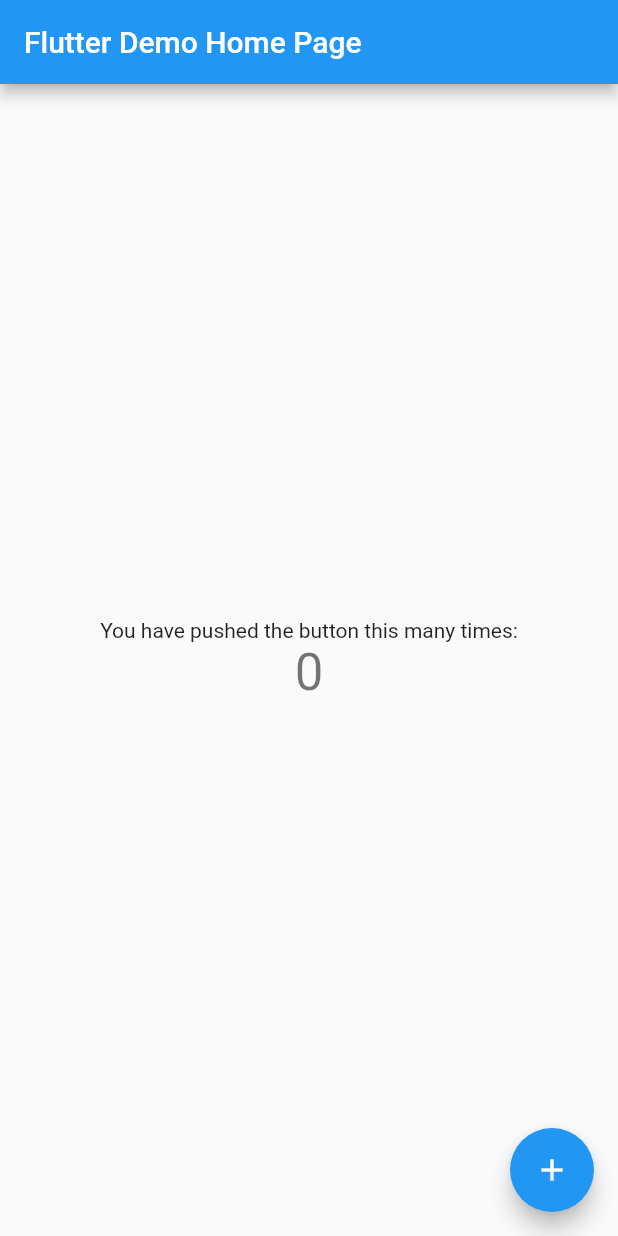
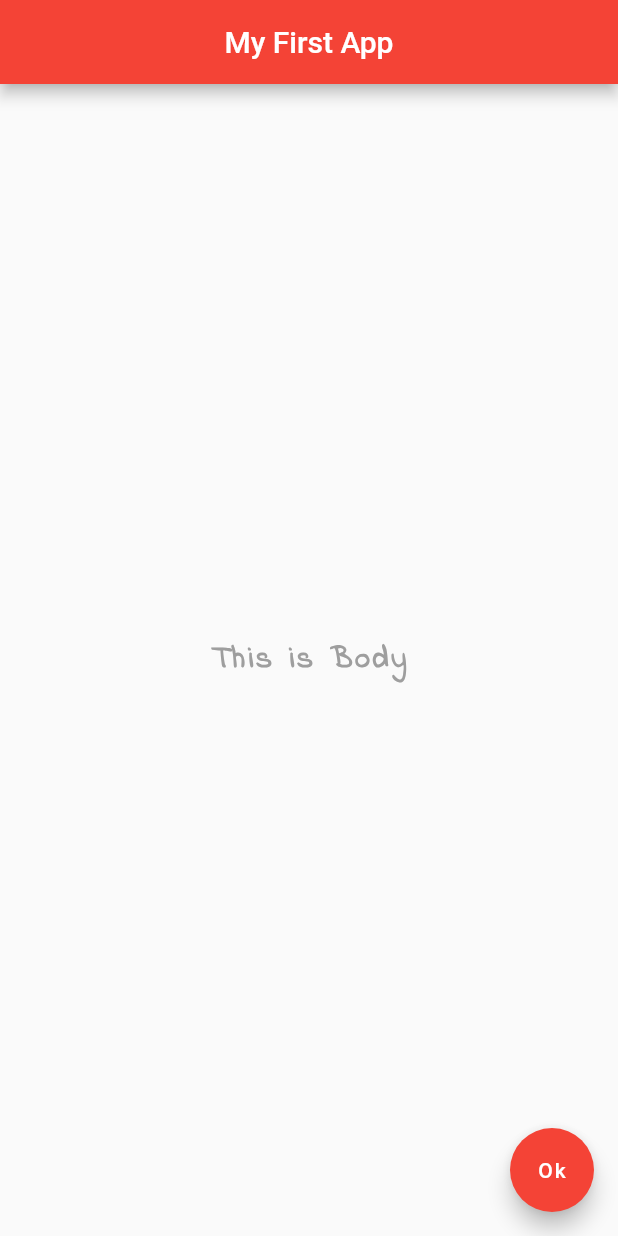
Before and after one commit to Monjur-Alam/Flutter-Beginner, a Flutter app: the screen it shows after launch, on a phone screen of 412 x 824 dp. Run offline on Flutter 3.47's test engine with Material 2 defaults, Android fonts, the phone set to English and light mode, and no system bars.

Commit message:
Colours & Fonts

```diff
--- a/lib/main.dart
+++ b/lib/main.dart
@@ -1,113 +1,29 @@
 import 'package:flutter/material.dart';
 
-void main() {
-  runApp(MyApp());
-}
-
-class MyApp extends StatelessWidget {
-  // This widget is the root of your application.
-  @override
-  Widget build(BuildContext context) {
-    return MaterialApp(
-      title: 'Flutter Demo',
-      theme: ThemeData(
-        // This is the theme of your application.
-        //
-        // Try running your application with "flutter run". You'll see the
-        // application has a blue toolbar. Then, without quitting the app, try
-        // changing the primarySwatch below to Colors.green and then invoke
-        // "hot reload" (press "r" in the console where you ran "flutter run",
-        // or simply save your changes to "hot reload" in a Flutter IDE).
-        // Notice that the counter didn't reset back to zero; the application
-        // is not restarted.
-        primarySwatch: Colors.blue,
-      ),
-      home: MyHomePage(title: 'Flutter Demo Home Page'),
-    );
-  }
-}
-
-class MyHomePage extends StatefulWidget {
-  MyHomePage({Key? key, required this.title}) : super(key: key);
-
-  // This widget is the home page of your application. It is stateful, meaning
-  // that it has a State object (defined below) that contains fields that affect
-  // how it looks.
-
-  // This class is the configuration for the state. It holds the values (in this
-  // case the title) provided by the parent (in this case the App widget) and
-  // used by the build method of the State. Fields in a Widget subclass are
-  // always marked "final".
-
-  final String title;
-
-  @override
-  _MyHomePageState createState() => _MyHomePageState();
-}
-
-class _MyHomePageState extends State<MyHomePage> {
-  int _counter = 0;
-
-  void _incrementCounter() {
-    setState(() {
-      // This call to setState tells the Flutter framework that something has
-      // changed in this State, which causes it to rerun the build method below
-      // so that the display can reflect the updated values. If we changed
-      // _counter without calling setState(), then the build method would not be
-      // called again, and so nothing would appear to happen.
-      _counter++;
-    });
-  }
-
-  @override
-  Widget build(BuildContext context) {
-    // This method is rerun every time setState is called, for instance as done
-    // by the _incrementCounter method above.
-    //
-    // The Flutter framework has been optimized to make rerunning build methods
-    // fast, so that you can just rebuild anything that needs updating rather
-    // than having to individually change instances of widgets.
-    return Scaffold(
-      appBar: AppBar(
-        // Here we take the value from the MyHomePage object that was created by
-        // the App.build method, and use it to set our appbar title.
-        title: Text(widget.title),
-      ),
-      body: Center(
-        // Center is a layout widget. It takes a single child and positions it
-        // in the middle of the parent.
-        child: Column(
-          // Column is also a layout widget. It takes a list of children and
-          // arranges them vertically. By default, it sizes itself to fit its
-          // children horizontally, and tries to be as tall as its parent.
-          //
-          // Invoke "debug painting" (press "p" in the console, choose the
-          // "Toggle Debug Paint" action from the Flutter Inspector in Android
-          // Studio, or the "Toggle Debug Paint" command in Visual Studio Code)
-          // to see the wireframe for each widget.
-          //
-          // Column has various properties to control how it sizes itself and
-          // how it positions its children. Here we use mainAxisAlignment to
-          // center the children vertically; the main axis here is the vertical
-          // axis because Columns are vertical (the cross axis would be
-          // horizontal).
-          mainAxisAlignment: MainAxisAlignment.center,
-          children: <Widget>[
-            Text(
-              'You have pushed the button this many times:',
-            ),
-            Text(
-              '$_counter',
-              style: Theme.of(context).textTheme.headline4,
-            ),
-          ],
+void main() => runApp(MaterialApp(
+      home: Scaffold(
+        appBar: AppBar(
+          title: Text(
+            'My First App'
+          ),
+          centerTitle: true,
+          backgroundColor: Colors.red[500],
+        ),
+        body: Center(
+          child: Text(
+            'This is Body',
+            style: TextStyle(
+              fontSize: 20.0,
+              fontWeight: FontWeight.bold,
+              letterSpacing: 2.0,
+              color: Colors.grey,
+              fontFamily: 'IndieFlower',
+            ),),
+        ),
+        floatingActionButton: FloatingActionButton(
+          onPressed: () {},
+          child: Text('Ok'),
+          backgroundColor: Colors.red[500],
         ),
       ),
-      floatingActionButton: FloatingActionButton(
-        onPressed: _incrementCounter,
-        tooltip: 'Increment',
-        child: Icon(Icons.add),
-      ), // This trailing comma makes auto-formatting nicer for build methods.
-    );
-  }
-}
+    ));
```
Also changed, not shown: pubspec.yaml (+6 -11 lines), fonts/IndieFlower-Regular.ttf (added), 1 other file.
